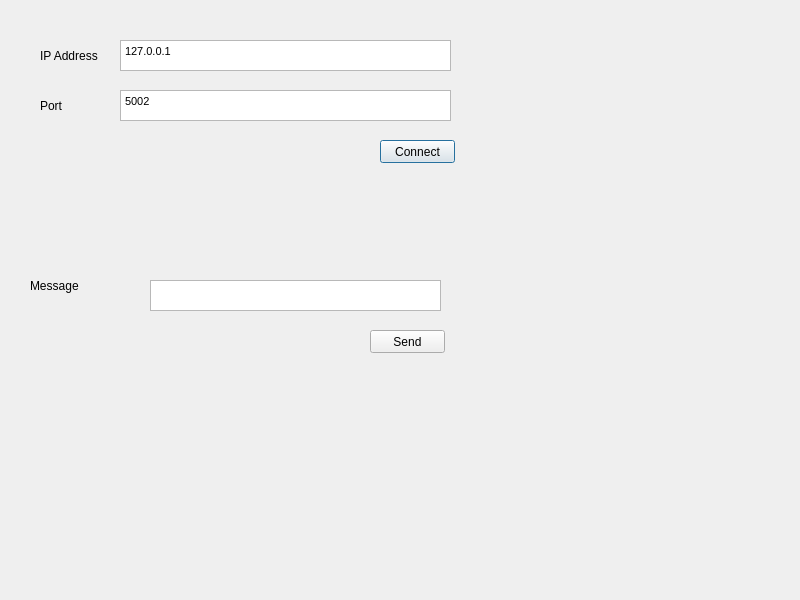
The window that itk-io-master/client/connectdialog.ui (holevi96/itk.io) describes before a commit, drawn with Qt 5.
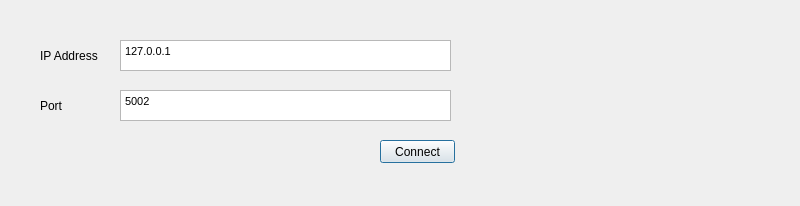
The same window after the commit.

Diff of the .ui file:
```diff
--- a/itk-io-master/client/connectdialog.ui
+++ b/itk-io-master/client/connectdialog.ui
@@ -7,7 +7,7 @@
     <x>0</x>
     <y>0</y>
     <width>800</width>
-    <height>600</height>
+    <height>206</height>
    </rect>
   </property>
   <property name="windowTitle">
@@ -86,42 +86,6 @@
     <string>Connect</string>
    </property>
   </widget>
-  <widget class="QLabel" name="label_3">
-   <property name="geometry">
-    <rect>
-     <x>30</x>
-     <y>270</y>
-     <width>61</width>
-     <height>31</height>
-    </rect>
-   </property>
-   <property name="text">
-    <string>Message</string>
-   </property>
-  </widget>
-  <widget class="QTextEdit" name="textEditMessage">
-   <property name="geometry">
-    <rect>
-     <x>150</x>
-     <y>280</y>
-     <width>291</width>
-     <height>31</height>
-    </rect>
-   </property>
-  </widget>
-  <widget class="QPushButton" name="pushButtonSend">
-   <property name="geometry">
-    <rect>
-     <x>370</x>
-     <y>330</y>
-     <width>75</width>
-     <height>23</height>
-    </rect>
-   </property>
-   <property name="text">
-    <string>Send</string>
-   </property>
-  </widget>
  </widget>
  <resources/>
  <connections/>
```
